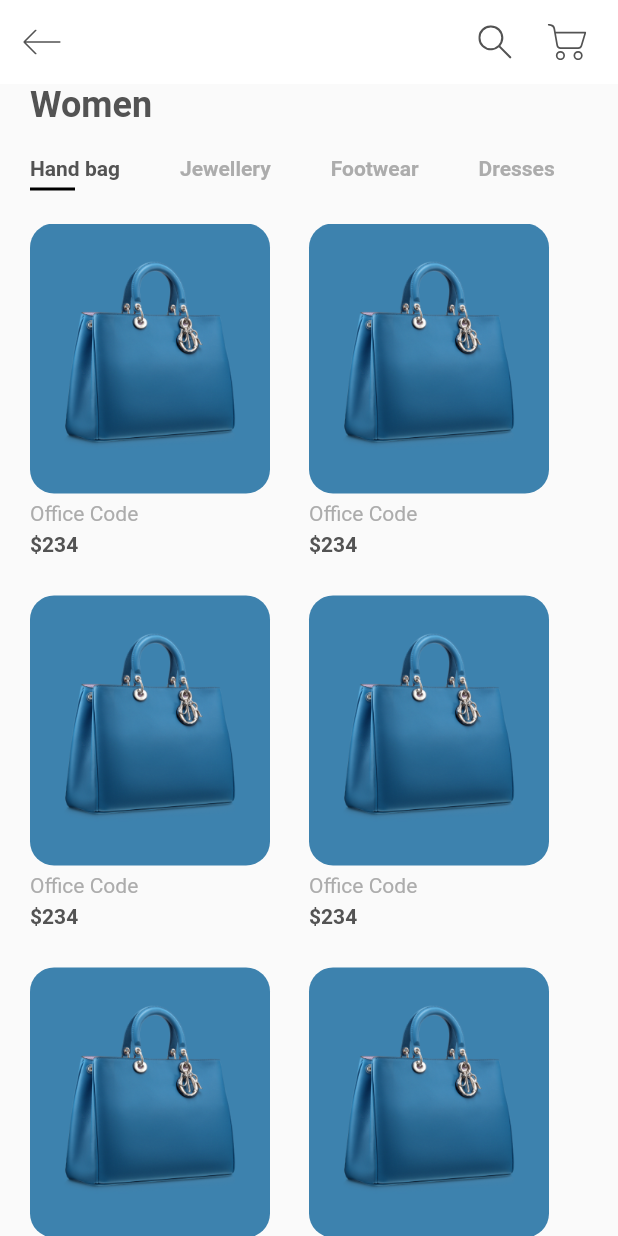
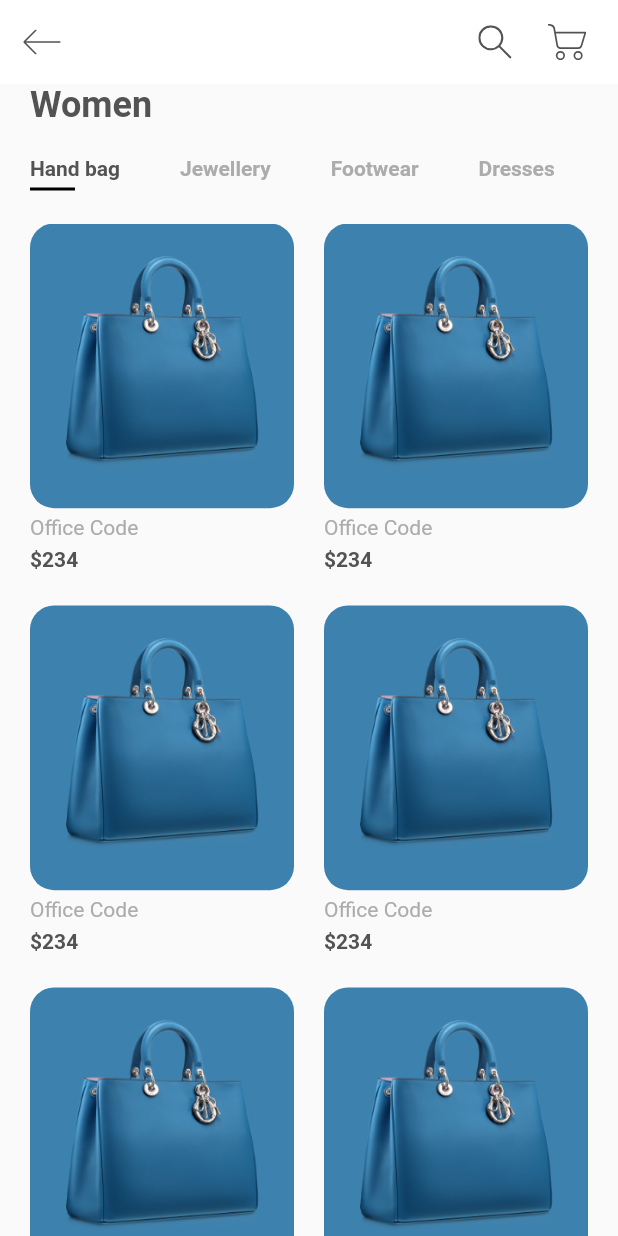
Before and after one commit to lucasoliveirasouza/online-shop, a Flutter app: the screen it shows after launch, on a phone screen of 412 x 824 dp. Run offline on Flutter 3.47's test engine with Material 2 defaults, Android fonts, the phone set to English and light mode, and no system bars; our stand-ins replace flutter_svg.

Commit message:
Atualizando home

```diff
--- a/lib/views/home/components/body.dart
+++ b/lib/views/home/components/body.dart
@@ -30,7 +30,8 @@ class Body extends StatelessWidget {
               itemCount: products.length,
               gridDelegate: SliverGridDelegateWithFixedCrossAxisCount(
                 crossAxisCount: 2,
-
+                mainAxisSpacing: kDefaultPaddin,
+                crossAxisSpacing: kDefaultPaddin,
                 childAspectRatio: 0.75,
               ),
               itemBuilder: (context, index) => ItemCard(
--- a/lib/views/home/components/item_card.dart
+++ b/lib/views/home/components/item_card.dart
@@ -14,8 +14,7 @@ class ItemCard extends StatelessWidget {
       children: [
         Container(
           padding: EdgeInsets.all(kDefaultPaddin),
-          height: 180,
-          width: 160,
+
           decoration: BoxDecoration(
             color: products[0].color,
             borderRadius: BorderRadius.circular(16),
```
